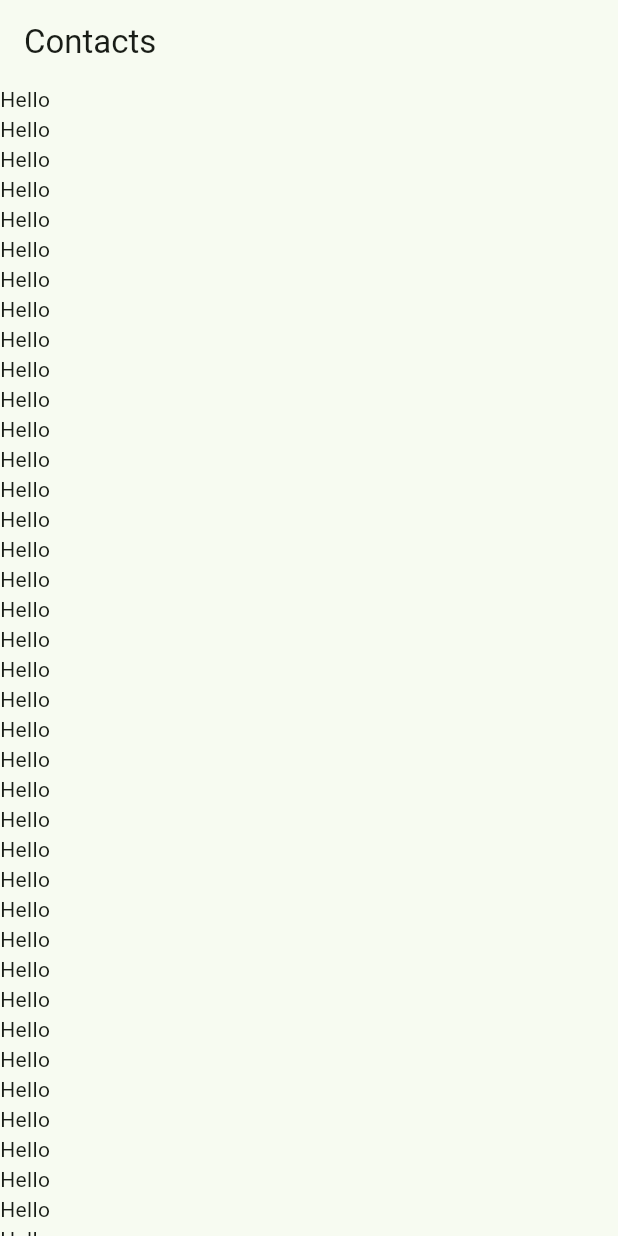
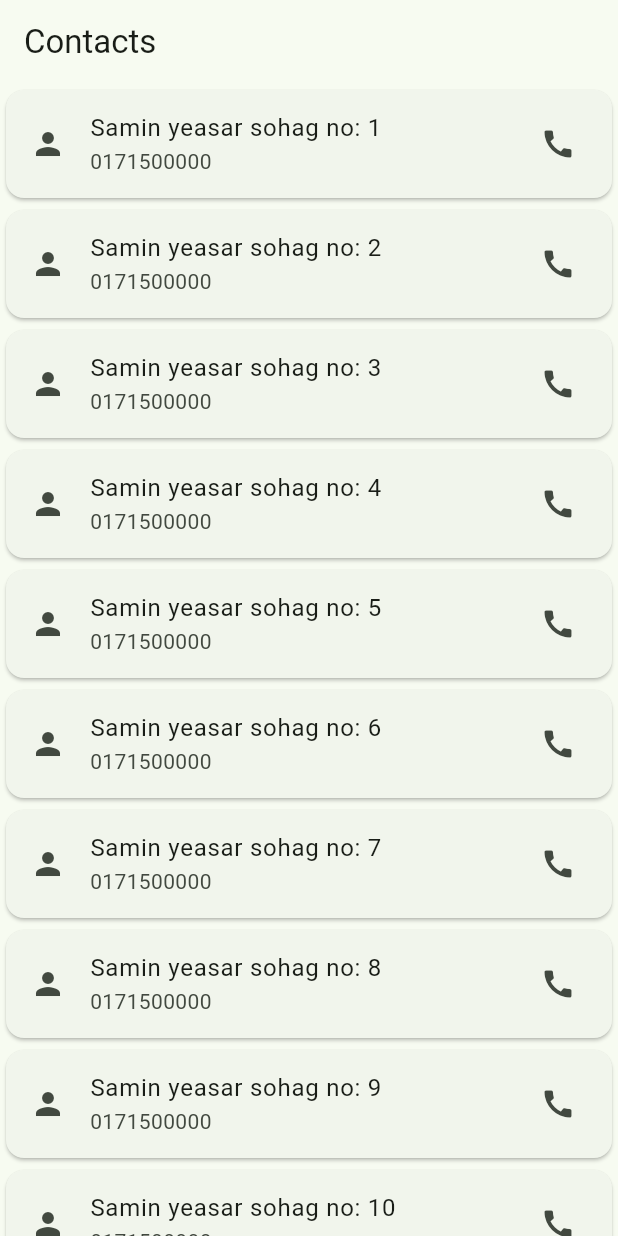
Before and after one commit to mozaddedalfeshani/abartil, a Flutter app: the screen it shows after launch, on a phone screen of 412 x 824 dp. Run offline on Flutter 3.47's test engine with Material 2 defaults, Android fonts, the phone set to English and light mode, and no system bars.

Commit message:
Contact list page added

```diff
--- a/lib/app.dart
+++ b/lib/app.dart
@@ -1,5 +1,4 @@
 import 'package:abartil/contact/contacts_desk.dart';
-import 'package:abartil/home/home_page.dart';
 import 'package:flutter/material.dart';
 
 class MyApp extends StatefulWidget {
@@ -23,7 +22,7 @@ class _MyAppState extends State<MyApp> {
         colorSchemeSeed: Colors.green,
         brightness: Brightness.dark,
       ),
-      home: ContatsPage(),
+      home: const ContatsPage(),
     );
   }
 }
--- a/lib/contact/contacts_desk.dart
+++ b/lib/contact/contacts_desk.dart
@@ -1,7 +1,7 @@
 import 'package:flutter/material.dart';
 
 class ContatsPage extends StatefulWidget {
-  ContatsPage({Key? key}) : super(key: key);
+  const ContatsPage({Key? key}) : super(key: key);
 
   @override
   State<ContatsPage> createState() => _ContatsPageState();
@@ -12,65 +12,20 @@ class _ContatsPageState extends State<ContatsPage> {
   Widget build(BuildContext context) {
     return Scaffold(
       appBar: AppBar(
-        title: Text("Contacts"),
+        title: const Text("Contacts"),
       ),
       body: ListView(
-
         children: [
-          Text("Hello"),
-          Text("Hello"),
-          Text("Hello"),
-          Text("Hello"),
-          Text("Hello"),
-          Text("Hello"),
-          Text("Hello"),
-          Text("Hello"),
-          Text("Hello"),
-          Text("Hello"),
-          Text("Hello"),
-          Text("Hello"),
-          Text("Hello"),
-          Text("Hello"),
-          Text("Hello"),
-          Text("Hello"),
-          Text("Hello"),
-          Text("Hello"),
-          Text("Hello"),
-          Text("Hello"),
-          Text("Hello"),
-          Text("Hello"),
-          Text("Hello"),
-          Text("Hello"),
-          Text("Hello"),
-          Text("Hello"),
-          Text("Hello"),
-          Text("Hello"),
-          Text("Hello"),
-          Text("Hello"),
-          Text("Hello"),
-          Text("Hello"),
-          Text("Hello"),
-          Text("Hello"),
-          Text("Hello"),
-          Text("Hello"),
-          Text("Hello"),
-          Text("Hello"),
-          Text("Hello"),
-          Text("Hello"),
-          Text("Hello"),
-          Text("Hello"),
-          Text("Hello"),
-          Text("Hello"),
-          Text("Hello"),
-          Text("Hello"),
-          Text("Hello"),
-          Text("Hello"),
-          Text("Hello"),
-          Text("Hello"),
-          Text("Hello"),
-          Text("Hello"),
-          Text("Hello"),
-          Text("Hello"),
+          for (int i = 1; i <= 10; i++) ...[
+            Card(
+              child: ListTile(
+                title: Text("Samin yeasar sohag no: $i"),
+                subtitle: const Text("0171500000"),
+                leading: const Icon(Icons.person),
+                trailing: const Icon(Icons.call),
+              ),
+            ),
+          ],
         ],
       ),
     );
```
